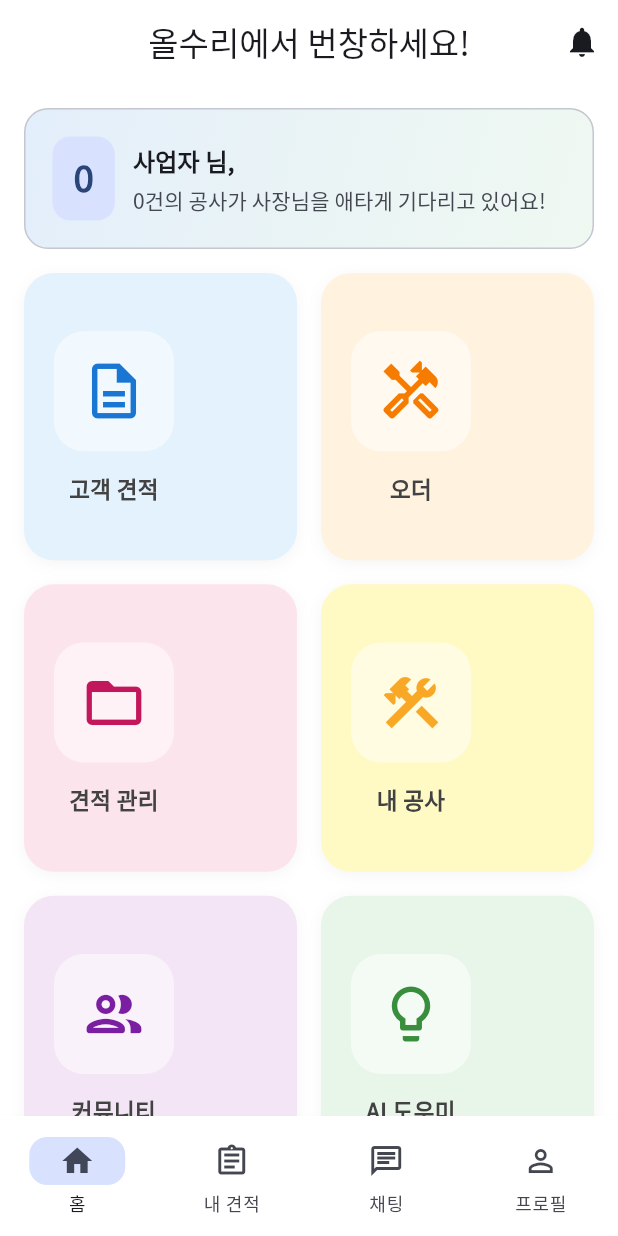
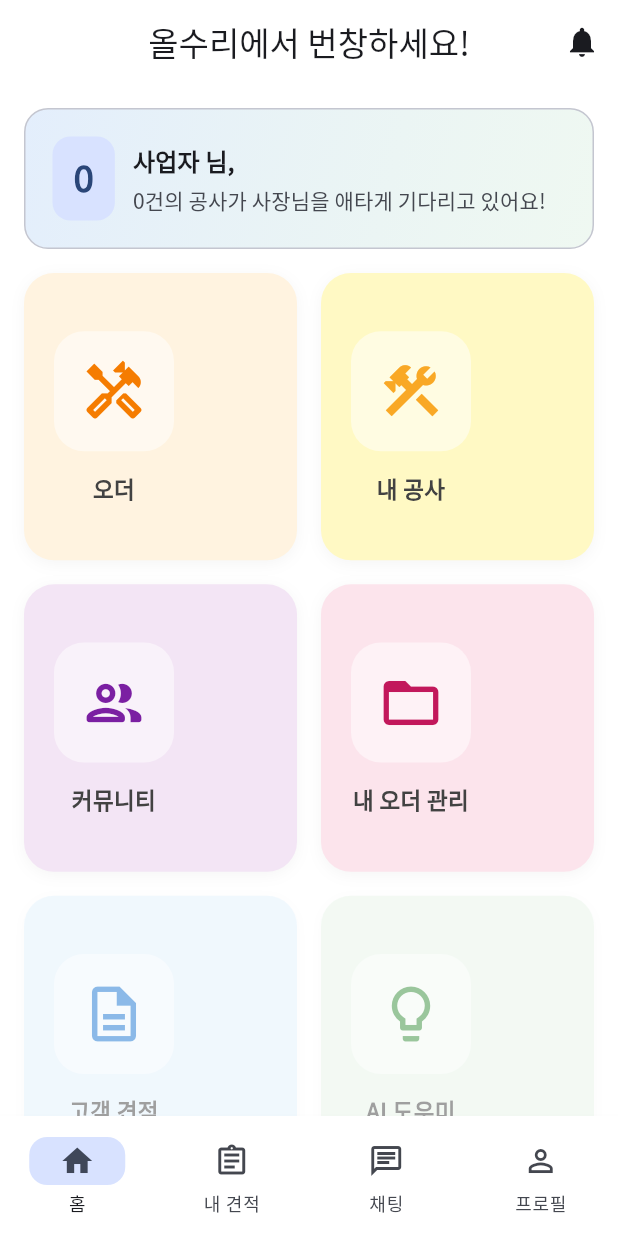
Before and after one commit to onondeveloper/allsuriapp, a Flutter app: the BusinessDashboard screen opened directly, on a phone screen of 412 x 824 dp. Run offline on Flutter 3.47's test engine with Material 3 defaults, Android fonts, the phone set to English and light mode, and no system bars; drawn by our look-alikes of dynamic_color; our stand-ins replace firebase_core, firebase_messaging, flutter_local_notifications, go_router, google_fonts, image_picker and 5 more; missing offline and left inert: app_settings, kakao_flutter_sdk_share, kakao_flutter_sdk_user; accounts and stored records are empty; project files that could hold a hidden picture were left out.

Commit message:
feat: Implement bid cancellation, job completion improvements, and dashboard reorganization
1. Add bid cancellation feature:
   - Allow users to cancel their bids to bid on other orders
   - Show red '취소' button for already-bid orders
   - Confirmation dialog before cancellation
   - Delete from order_bids table
   - Optimistic UI with rollback on failure
   - Refresh list after cancellation

2. Improve job completion flow:
   - Exclude 'awaiting_confirmation' status from job list
   - Completed jobs no longer appear in '받은 공사' filter
   - Clean separation between active and completed jobs
   - Better status tracking

3. Reorganize Business Dashboard (6 buttons):
   1) 오더 (Orders marketplace)
   2) 내 공사 (My direct construction jobs)
   3) 커뮤니티 (Community board)
   4) 내 오더 관리 (Order management - awarded orders)
   5) 고객 견적 (Customer estimates - DISABLED)
   6) AI 도우미 (AI Assistant - DISABLED)

4. Disable future features:
   - '고객 견적' button disabled (50% opacity, no tap)
   - 'AI 도우미' button disabled (50% opacity, no tap)
   - Clear visual feedback for disabled state

5. Add advertising space:
   - 120px height banner below buttons
   - Placeholder with '광고 공간' text
   - Ready for WebView integration
   - Same design pattern as login screen ads

Benefits:
- More flexible bidding (cancel and re-bid)
- Clearer job status management
- Better dashboard organization
- Future-ready advertising space

```diff
--- a/lib/screens/business/job_management_screen.dart
+++ b/lib/screens/business/job_management_screen.dart
@@ -46,8 +46,8 @@ class _JobManagementScreenState extends State<JobManagementScreen> {
         final isRelated = job.ownerBusinessId == currentUserId ||
             job.assignedBusinessId == currentUserId;
 
-        // completed 상태는 제외 (완료된 공사는 리스트에서 제거)
-        final isNotCompleted = job.status != 'completed';
+        // completed와 awaiting_confirmation 상태는 제외
+        final isNotCompleted = job.status != 'completed' && job.status != 'awaiting_confirmation';
 
         return isRelated && isNotCompleted;
       }).toList();
@@ -59,7 +59,7 @@ class _JobManagementScreenState extends State<JobManagementScreen> {
       }
       _combinedJobs = byId.values.toList();
 
-      print('🔍 [JobManagement] 로드된 공사: ${_combinedJobs.length}개 (completed 제외)');
+      print('🔍 [JobManagement] 로드된 공사: ${_combinedJobs.length}개 (completed, awaiting_confirmation 제외)');
 
       // fetch marketplace listings for all related jobs (내가 올린 것 + 받은 것)
       final jobIds = _combinedJobs
--- a/lib/widgets/business_dashboard.dart
+++ b/lib/widgets/business_dashboard.dart
@@ -306,19 +306,7 @@ class _BusinessDashboardState extends State<BusinessDashboard> {
                       crossAxisSpacing: 16,
                       childAspectRatio: 0.95,
                       children: [
-                    _buildCleanMenuCard(
-                      context,
-                      '고객 견적',
-                      Icons.description_outlined,
-                      const Color(0xFFE3F2FD), // Light blue
-                      const Color(0xFF1976D2), // Blue for icon
-                      () async {
-                        await Navigator.push(context, MaterialPageRoute(builder: (context) => const EstimateRequestsScreen()));
-                        if (!mounted) return;
-                        _refreshCounts();
-                      },
-                      badgeFuture: _estimateRequestsCountFuture,
-                    ),
+                    // 1) 오더
                    _buildCleanMenuCard(
                       context,
                       '오더',
@@ -335,16 +323,7 @@ class _BusinessDashboardState extends State<BusinessDashboard> {
                       },
                       badgeFuture: _callOpenCountFuture,
                     ),
-                    _buildCleanMenuCard(
-                      context,
-                      '견적 관리',
-                      Icons.folder_open_outlined,
-                      const Color(0xFFFCE4EC), // Light pink
-                      const Color(0xFFC2185B), // Pink for icon
-                      () {
-                        Navigator.push(context, MaterialPageRoute(builder: (context) => const EstimateManagementScreen()));
-                      },
-                    ),
+                    // 2) 내 공사
                     _buildCleanMenuCard(
                       context,
                       '내 공사',
@@ -355,6 +334,7 @@ class _BusinessDashboardState extends State<BusinessDashboard> {
                         Navigator.push(context, MaterialPageRoute(builder: (context) => const JobManagementScreen()));
                       },
                     ),
+                    // 3) 커뮤니티
                     _buildCleanMenuCard(
                       context,
                       '커뮤니티',
@@ -365,20 +345,47 @@ class _BusinessDashboardState extends State<BusinessDashboard> {
                         Navigator.push(context, MaterialPageRoute(builder: (context) => const CommunityBoardScreen()));
                       },
                     ),
+                    // 4) 내 오더 관리 (변경: 낙찰받은 오더 관리)
+                    _buildCleanMenuCard(
+                      context,
+                      '내 오더 관리',
+                      Icons.folder_open_outlined,
+                      const Color(0xFFFCE4EC), // Light pink
+                      const Color(0xFFC2185B), // Pink for icon
+                      () {
+                        // TODO: Navigate to order management screen showing '진행 중' jobs
+                        Navigator.push(context, MaterialPageRoute(builder: (context) => const JobManagementScreen()));
+                      },
+                    ),
+                    // 5) 고객 견적 (Disabled)
+                    _buildCleanMenuCard(
+                      context,
+                      '고객 견적',
+                      Icons.description_outlined,
+                      const Color(0xFFE3F2FD), // Light blue
+                      const Color(0xFF1976D2), // Blue for icon
+                      null, // Disabled
+                      badgeFuture: _estimateRequestsCountFuture,
+                      isDisabled: true,
+                    ),
+                    // 6) AI 도우미 (Disabled)
                     _buildCleanMenuCard(
                       context,
                       'AI 도우미',
                       Icons.lightbulb_outline_rounded,
                       const Color(0xFFE8F5E9), // Light green
                       const Color(0xFF388E3C), // Green for icon
-                      () {
-                        Navigator.push(context, MaterialPageRoute(builder: (context) => const AiAssistantScreen()));
-                      },
+                      null, // Disabled
+                      isDisabled: true,
                     ),
                       ],
                     );
                   },
                 ),
+
+                // 광고 공간
+                const SizedBox(height: 24),
+                _buildAdBanner(context),
 
                 const SizedBox(height: 100),
               ],
@@ -403,8 +410,9 @@ class _BusinessDashboardState extends State<BusinessDashboard> {
     IconData icon,
     Color backgroundColor,
     Color iconColor,
-    VoidCallback onTap, {
+    VoidCallback? onTap, {
     Future<int>? badgeFuture,
+    bool isDisabled = false,
   }) {
     return CleanMenuCard(
       title: title,
@@ -413,6 +421,56 @@ class _BusinessDashboardState extends State<BusinessDashboard> {
       iconColor: iconColor,
       onTap: onTap,
       badgeFuture: badgeFuture,
+      isDisabled: isDisabled,
+    );
+  }
+
+  Widget _buildAdBanner(BuildContext context) {
+    return Container(
+      height: 120,
+      margin: const EdgeInsets.symmetric(horizontal: 20),
+      decoration: BoxDecoration(
+        color: Colors.grey[100],
+        borderRadius: BorderRadius.circular(16),
+        border: Border.all(color: Colors.grey[300]!, width: 1),
+      ),
+      child: ClipRRect(
+        borderRadius: BorderRadius.circular(16),
+        child: Stack(
+          children: [
+            // 광고 내용 (추후 WebView로 교체)
+            Center(
+              child: Column(
+                mainAxisAlignment: MainAxisAlignment.center,
+                children: [
+                  Icon(Icons.campaign_outlined, size: 36, color: Colors.grey[400]),
+                  const SizedBox(height: 8),
+                  Text(
+                    '광고 공간',
+                    style: TextStyle(
+                      fontSize: 14,
+                      fontWeight: FontWeight.w500,
+                      color: Colors.grey[600],
+                    ),
+                  ),
+                ],
+              ),
+            ),
+            // 터치 가능한 영역
+            Material(
+              color: Colors.transparent,
+              child: InkWell(
+                onTap: () {
+                  // TODO: 광고 클릭 시 WebView로 이동
+                  ScaffoldMessenger.of(context).showSnackBar(
+                    const SnackBar(content: Text('광고 준비 중입니다')),
+                  );
+                },
+              ),
+            ),
+          ],
+        ),
+      ),
     );
   }
 }
@@ -423,8 +481,9 @@ class CleanMenuCard extends StatefulWidget {
   final IconData icon;
   final Color backgroundColor;
   final Color iconColor;
-  final VoidCallback onTap;
+  final VoidCallback? onTap;
   final Future<int>? badgeFuture;
+  final bool isDisabled;
 
   const CleanMenuCard({
     super.key,
@@ -432,8 +491,9 @@ class CleanMenuCard extends StatefulWidget {
     required this.icon,
     required this.backgroundColor,
     required this.iconColor,
-    required this.onTap,
+    this.onTap,
     this.badgeFuture,
+    this.isDisabled = false,
   });
 
   @override
@@ -476,12 +536,14 @@ class _CleanMenuCardState extends State<CleanMenuCard> with SingleTickerProvider
   @override
   Widget build(BuildContext context) {
     return GestureDetector(
-      onTapDown: (_) => _setPressed(true),
-      onTapCancel: () => _setPressed(false),
-      onTapUp: (_) {
+      onTapDown: widget.isDisabled ? null : (_) => _setPressed(true),
+      onTapCancel: widget.isDisabled ? null : () => _setPressed(false),
+      onTapUp: widget.isDisabled ? null : (_) {
         _setPressed(false);
-        widget.onTap();
+        widget.onTap?.call();
       },
+      child: Opacity(
+        opacity: widget.isDisabled ? 0.5 : 1.0,
         child: ScaleTransition(
           scale: _scaleAnimation,
           child: Container(
@@ -572,6 +634,7 @@ class _CleanMenuCardState extends State<CleanMenuCard> with SingleTickerProvider
           ),
         ),
         ),
+      ),
     );
   }
 }
```
Also changed, not shown: lib/screens/business/order_marketplace_screen.dart (+130 -21 lines). Lines whose indentation alone changed are shown as unchanged.
